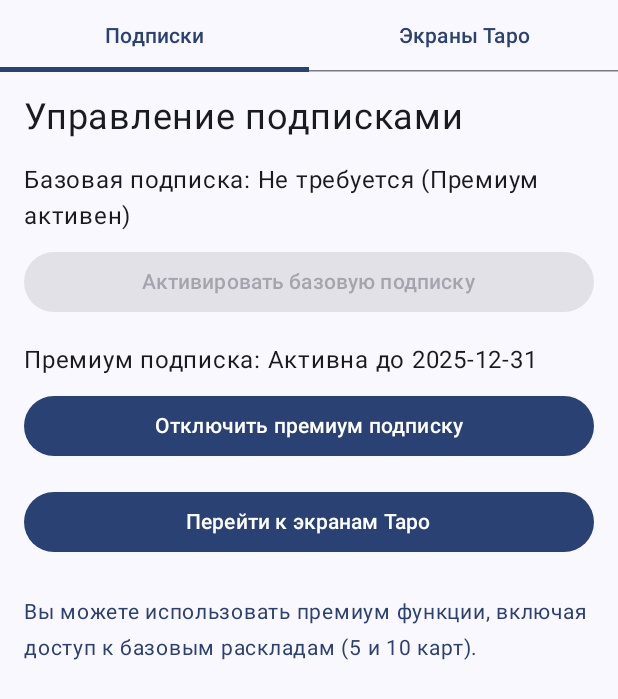
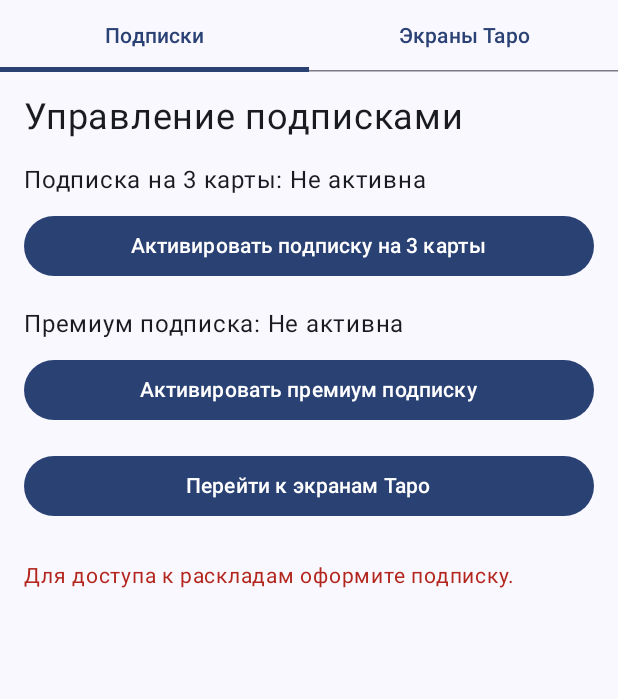
Before and after one commit to NatalyaAtyukova/TarotApp, an Android app built with Jetpack Compose: the composable MainApp shown on its own in the app's theme, after a tap on "Активировать премиум подписку", on a phone screen of 412 x 824 dp. Shown: the top 699 px of the screen. Run offline under Robolectric (Android 15) with nearby library versions, the phone set to English and light mode, and no system bars; libraries missing offline, so code that uses them is left out: ru.rustore.sdk; 4 statements that could not run were skipped.

Commit message:
feat: integrate RuStore billing for subscriptions and purchases
- Added RuStoreBillingClient initialization with proper setup (consoleApplicationId, deeplinkScheme).
- Implemented subscription handling for "three_card_subscription" and "premium_monthly_subscription".
- Added support for checking existing purchases and saving subscription states using SharedPreferences.
- Updated `when` expressions to handle all possible `PaymentResult` states (Success, Cancelled, Failure, InvalidPaymentState).
- Included unique `orderId` generation for each purchase request.
- Enhanced error handling and logging for purchase and confirmation processes.
- Improved navigation between subscription and tarot screens.
- Refactored subscription logic to ensure compatibility with RuStore SDK.

```diff
--- a/app/src/main/java/com/example/tarotapp/MainActivity.kt
+++ b/app/src/main/java/com/example/tarotapp/MainActivity.kt
@@ -1,6 +1,7 @@
 package com.example.tarotapp
 
 import android.content.Context
+import android.content.Intent
 import android.content.SharedPreferences
 import android.os.Bundle
 import androidx.activity.ComponentActivity
@@ -10,76 +11,83 @@ import androidx.compose.material3.*
 import androidx.compose.runtime.*
 import androidx.compose.ui.Modifier
 import androidx.compose.ui.platform.LocalContext
-import androidx.navigation.NavHostController
 import androidx.navigation.compose.NavHost
 import androidx.navigation.compose.composable
 import androidx.navigation.compose.rememberNavController
-import com.example.tarotapp.components.*
+import ru.rustore.sdk.billingclient.RuStoreBillingClient
+import ru.rustore.sdk.billingclient.RuStoreBillingClientFactory
+import ru.rustore.sdk.billingclient.model.purchase.PaymentResult
+import com.example.tarotapp.components.TarotScreens
+import com.example.tarotapp.components.SubscriptionScreen
 
 class MainActivity : ComponentActivity() {
+    private lateinit var billingClient: RuStoreBillingClient
+
     override fun onCreate(savedInstanceState: Bundle?) {
         super.onCreate(savedInstanceState)
+
+        // Инициализация RuStoreBillingClient
+        billingClient = RuStoreBillingClientFactory.create(
+            context = this,
+            consoleApplicationId = "ВАШ_CONSOLE_APPLICATION_ID", // Укажите свой ID из RuStore Консоли
+            deeplinkScheme = "yourappscheme" // Укажите схему deeplink
+        )
+
         setContent {
-            MainApp()
+            MainApp(billingClient)
         }
+    }
+
+    override fun onNewIntent(intent: Intent?) {
+        super.onNewIntent(intent)
+        billingClient.onNewIntent(intent)
     }
 }
 
 @Composable
-fun MainApp() {
+fun MainApp(billingClient: RuStoreBillingClient) {
     val context = LocalContext.current
     val sharedPreferences: SharedPreferences =
         context.getSharedPreferences("subscriptions", Context.MODE_PRIVATE)
 
     val navController = rememberNavController()
 
-    // Переменные состояния подписок
-    var selectedTab by remember { mutableStateOf(0) }
-    var hasBasicSubscription by remember {
-        mutableStateOf(sharedPreferences.getBoolean("hasBasicSubscription", false))
-    }
-    var hasPremiumSubscription by remember {
-        mutableStateOf(sharedPreferences.getBoolean("hasPremiumSubscription", false))
-    }
-    var basicSubscriptionEndDate by remember {
-        mutableStateOf(sharedPreferences.getString("basicSubscriptionEndDate", null))
-    }
-    var premiumSubscriptionEndDate by remember {
-        mutableStateOf(sharedPreferences.getString("premiumSubscriptionEndDate", null))
-    }
+    var hasThreeCardSubscription by remember { mutableStateOf(false) }
+    var hasPremiumSubscription by remember { mutableStateOf(false) }
 
     // Функция сохранения подписок
     fun saveSubscriptions() {
         sharedPreferences.edit().apply {
-            putBoolean("hasBasicSubscription", hasBasicSubscription)
+            putBoolean("hasThreeCardSubscription", hasThreeCardSubscription)
             putBoolean("hasPremiumSubscription", hasPremiumSubscription)
-            putString("basicSubscriptionEndDate", basicSubscriptionEndDate)
-            putString("premiumSubscriptionEndDate", premiumSubscriptionEndDate)
             apply()
         }
     }
 
+    // Получение подписок
+    LaunchedEffect(Unit) {
+        billingClient.purchases.getPurchases()
+            .addOnSuccessListener { purchases ->
+                hasThreeCardSubscription = purchases.any { it.productId == "three_card_subscription" }
+                hasPremiumSubscription = purchases.any { it.productId == "premium_monthly_subscription" }
+                saveSubscriptions()
+            }
+            .addOnFailureListener {
+                println("Ошибка получения подписок: ${it.message}")
+            }
+    }
+
     Scaffold(
         topBar = {
-            TabRow(selectedTabIndex = selectedTab) {
+            TabRow(selectedTabIndex = 0) {
                 Tab(
-                    selected = selectedTab == 0,
-                    onClick = {
-                        selectedTab = 0
-                        navController.navigate("subscription") {
-                            popUpTo("subscription") { inclusive = true }
-                        }
-                    },
+                    selected = true,
+                    onClick = { navController.navigate("subscription") },
                     text = { Text("Подписки") }
                 )
                 Tab(
-                    selected = selectedTab == 1,
-                    onClick = {
-                        selectedTab = 1
-                        navController.navigate("tarot") {
-                            popUpTo("tarot") { inclusive = true }
-                        }
-                    },
+                    selected = false,
+                    onClick = { navController.navigate("tarot") },
                     text = { Text("Экраны Таро") }
                 )
             }
@@ -90,48 +98,93 @@ fun MainApp() {
                 startDestination = "subscription",
                 modifier = Modifier.padding(paddingValues)
             ) {
-                // Экран подписок
                 composable("subscription") {
                     SubscriptionScreen(
-                        hasBasicSubscription = hasBasicSubscription,
+                        hasThreeCardSubscription = hasThreeCardSubscription,
                         hasPremiumSubscription = hasPremiumSubscription,
-                        basicSubscriptionEndDate = basicSubscriptionEndDate,
-                        premiumSubscriptionEndDate = premiumSubscriptionEndDate,
-                        onBasicSubscribe = { isSubscribed ->
-                            hasBasicSubscription = isSubscribed
-                            basicSubscriptionEndDate = if (isSubscribed) "2024-12-31" else null
-
-                            if (hasPremiumSubscription && isSubscribed) {
-                                hasPremiumSubscription = false
-                                premiumSubscriptionEndDate = null
+                        onThreeCardSubscribe = {
+                            billingClient.purchases.purchaseProduct(
+                                productId = "three_card_subscription",
+                                orderId = "three_card_order_${System.currentTimeMillis()}",
+                                quantity = 1,
+                                developerPayload = null
+                            ).addOnSuccessListener { paymentResult ->
+                                when (paymentResult) {
+                                    is PaymentResult.Success -> {
+                                        billingClient.purchases.confirmPurchase(paymentResult.purchaseId)
+                                            .addOnSuccessListener {
+                                                hasThreeCardSubscription = true
+                                                hasPremiumSubscription = false
+                                                saveSubscriptions()
+                                            }
+                                            .addOnFailureListener {
+                                                println("Ошибка подтверждения покупки: ${it.message}")
+                                            }
+                                    }
+                                    is PaymentResult.Cancelled -> {
+                                        println("Покупка отменена пользователем")
+                                    }
+                                    is PaymentResult.Failure -> {
+                                        println("Ошибка покупки: ${paymentResult.errorCode}")
+                                    }
+                                    PaymentResult.InvalidPaymentState -> {
+                                        println("Некорректное состояние оплаты")
+                                    }
+                                    else -> {
+                                        println("Неизвестный результат оплаты")
+                                    }
+                                }
+                            }.addOnFailureListener {
+                                println("Ошибка вызова покупки: ${it.message}")
                             }
-
-                            saveSubscriptions()
                         },
-                        onPremiumSubscribe = { isSubscribed ->
-                            hasPremiumSubscription = isSubscribed
-                            premiumSubscriptionEndDate = if (isSubscribed) "2025-12-31" else null
-
-                            if (isSubscribed) {
-                                hasBasicSubscription = false
-                                basicSubscriptionEndDate = null
+                        onPremiumSubscribe = {
+                            billingClient.purchases.purchaseProduct(
+                                productId = "premium_monthly_subscription",
+                                orderId = "premium_order_${System.currentTimeMillis()}",
+                                quantity = 1,
+                                developerPayload = null
+                            ).addOnSuccessListener { paymentResult ->
+                                when (paymentResult) {
+                                    is PaymentResult.Success -> {
+                                        billingClient.purchases.confirmPurchase(paymentResult.purchaseId)
+                                            .addOnSuccessListener {
+                                                hasPremiumSubscription = true
+                                                hasThreeCardSubscription = false
+                                                saveSubscriptions()
+                                            }
+                                            .addOnFailureListener {
+                                                println("Ошибка подтверждения премиум подписки: ${it.message}")
+                                            }
+                                    }
+                                    is PaymentResult.Cancelled -> {
+                                        println("Покупка премиум подписки отменена пользователем")
+                                    }
+                                    is PaymentResult.Failure -> {
+                                        println("Ошибка покупки премиум подписки: ${paymentResult.errorCode}")
+                                    }
+                                    PaymentResult.InvalidPaymentState -> {
+                                        println("Некорректное состояние оплаты премиум подписки")
+                                    }
+                                    else -> {
+                                        println("Неизвестный результат оплаты премиум подписки")
+                                    }
+                                }
+                            }.addOnFailureListener {
+                                println("Ошибка вызова покупки премиум подписки: ${it.message}")
                             }
-
-                            saveSubscriptions()
                         },
                         onNavigateToTarotScreens = {
-                            selectedTab = 1
                             navController.navigate("tarot")
                         }
                     )
                 }
 
-                // Экран Таро
                 composable("tarot") {
                     TarotScreens(
                         navigateToSingleCard = { navController.navigate("single") },
                         navigateToThreeCards = {
-                            if (hasBasicSubscription || hasPremiumSubscription) {
+                            if (hasThreeCardSubscription || hasPremiumSubscription) {
                                 navController.navigate("three")
                             }
                         },
@@ -146,34 +199,9 @@ fun MainApp() {
                             }
                         },
                         navigateToHistory = { navController.navigate("history") },
-                        hasBasicSubscription = hasBasicSubscription,
+                        hasThreeCardSubscription = hasThreeCardSubscription,
                         hasPremiumSubscription = hasPremiumSubscription
                     )
-                }
-
-                // Экран одной карты
-                composable("single") {
-                    SingleCardScreen(isSubscribed = true)
-                }
-
-                // Экран трёх карт
-                composable("three") {
-                    MultiCardScreen(numCards = 3, isSubscribed = hasBasicSubscription || hasPremiumSubscription)
-                }
-
-                // Экран пяти карт
-                composable("five") {
-                    PremiumTarotScreen(numCards = 5, isSubscribed = hasPremiumSubscription)
-                }
-
-                // Экран десяти карт
-                composable("ten") {
-                    PremiumTarotScreen(numCards = 10, isSubscribed = hasPremiumSubscription)
-                }
-
-                // Экран истории
-                composable("history") {
-                    HistoryScreen(isSubscribed = true)
                 }
             }
         }
--- a/app/src/main/java/com/example/tarotapp/SubscriptionScreen.kt
+++ b/app/src/main/java/com/example/tarotapp/SubscriptionScreen.kt
@@ -6,13 +6,12 @@ import androidx.compose.runtime.Composable
 import androidx.compose.ui.Modifier
 import androidx.compose.ui.unit.dp
 import androidx.compose.ui.unit.sp
+
 @Composable
 fun SubscriptionScreen(
-    hasBasicSubscription: Boolean,
+    hasThreeCardSubscription: Boolean,
     hasPremiumSubscription: Boolean,
-    basicSubscriptionEndDate: String?, // Дата окончания базовой подписки
-    premiumSubscriptionEndDate: String?, // Дата окончания премиум подписки
-    onBasicSubscribe: (Boolean) -> Unit,
+    onThreeCardSubscribe: (Boolean) -> Unit,
     onPremiumSubscribe: (Boolean) -> Unit,
     onNavigateToTarotScreens: () -> Unit
 ) {
@@ -23,13 +22,13 @@ fun SubscriptionScreen(
             modifier = Modifier.padding(bottom = 16.dp)
         )
 
-        // Базовая подписка
+        // Подписка на 3 карты
         Text(
-            text = "Базовая подписка: ${
+            text = "Подписка на 3 карты: ${
                 if (hasPremiumSubscription) {
                     "Не требуется (Премиум активен)"
-                } else if (hasBasicSubscription) {
-                    "Активна до ${basicSubscriptionEndDate ?: "неизвестно"}"
+                } else if (hasThreeCardSubscription) {
+                    "Активна"
                 } else {
                     "Не активна"
                 }
@@ -38,11 +37,11 @@ fun SubscriptionScreen(
             modifier = Modifier.padding(bottom = 8.dp)
         )
         Button(
-            onClick = { onBasicSubscribe(!hasBasicSubscription) },
+            onClick = { onThreeCardSubscribe(!hasThreeCardSubscription) },
             modifier = Modifier.fillMaxWidth(),
-            enabled = !hasPremiumSubscription // Базовую подписку нельзя активировать с активной премиум подпиской
+            enabled = !hasPremiumSubscription // Нельзя активировать базовую подписку, если активна премиум подписка
         ) {
-            Text(if (hasBasicSubscription) "Отключить базовую подписку" else "Активировать базовую подписку")
+            Text(if (hasThreeCardSubscription) "Отключить подписку на 3 карты" else "Активировать подписку на 3 карты")
         }
 
         Spacer(modifier = Modifier.height(16.dp))
@@ -51,7 +50,7 @@ fun SubscriptionScreen(
         Text(
             text = "Премиум подписка: ${
                 if (hasPremiumSubscription) {
-                    "Активна до ${premiumSubscriptionEndDate ?: "неизвестно"}"
+                    "Активна"
                 } else {
                     "Не активна"
                 }
@@ -82,13 +81,13 @@ fun SubscriptionScreen(
         when {
             hasPremiumSubscription -> {
                 Text(
-                    text = "Вы можете использовать премиум функции, включая доступ к базовым раскладам (5 и 10 карт).",
+                    text = "Вы можете использовать премиум функции, включая доступ к раскладам (3, 5 и 10 карт).",
                     fontSize = 14.sp,
                     color = MaterialTheme.colorScheme.primary,
                     modifier = Modifier.padding(top = 8.dp)
                 )
             }
-            hasBasicSubscription -> {
+            hasThreeCardSubscription -> {
                 Text(
                     text = "Вы можете использовать базовые расклады (3 карты).",
                     fontSize = 14.sp,
```
Also changed, not shown: app/src/main/java/com/example/tarotapp/TarotScreens.kt (+12 -25 lines).
